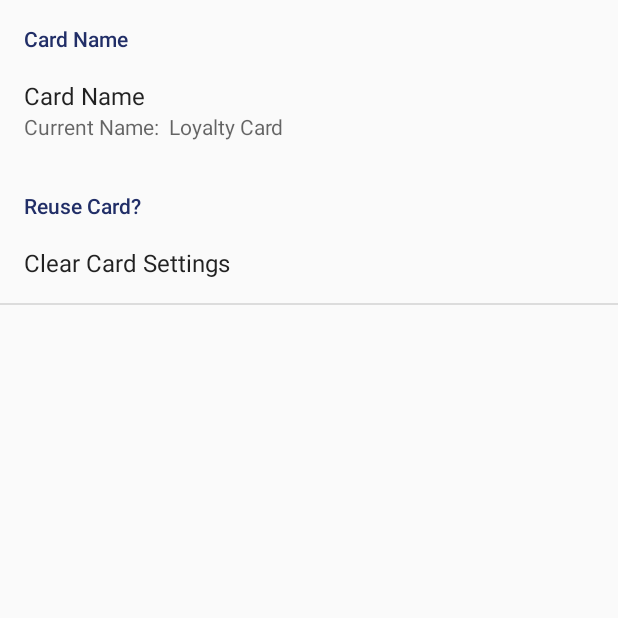
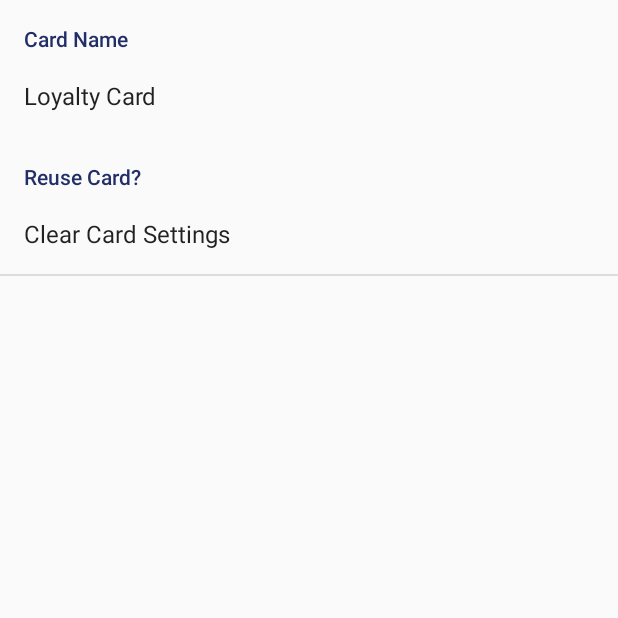
Before and after one commit to soboapps/LoyaltyCard, an Android app: the CardSettings screen opened directly, with no data from a screen before it, on a phone screen of 412 x 824 dp, the top half of it. Run offline under Robolectric (Android 15) with nearby library versions, the phone set to English and light mode, and no system bars.

Commit message:
Changed Name and Icon

```diff
--- a/app/src/main/java/com/soboapps/loyaltycard/CardSettings.java
+++ b/app/src/main/java/com/soboapps/loyaltycard/CardSettings.java
@@ -31,9 +31,12 @@ public class CardSettings extends PreferenceActivity implements SharedPreference
     //Preference cn;
     Preference reset;
     PreferenceCategory n;
+    PreferenceCategory sn;
 
     public String mLogoTitle;
     EditTextPreference cardNamePref;
+    String cardNamePrefSummary;
+    String cardNameSummary;
     //EditTextPreference cn;
 
     ImageView mStar1ImageView;
@@ -70,8 +73,10 @@ public class CardSettings extends PreferenceActivity implements SharedPreference
         prefs = this.getSharedPreferences("com.soboapps.punchcard", Context.MODE_PRIVATE);
 
 
-
         cardNamePref = (EditTextPreference)findPreference("loyaltyCardOneNamePref");
+        cardNamePrefSummary = prefs.getString("c", cardNameSummary);
+        cardNamePref.setSummary(cardNamePrefSummary);
+        //cardNamePref.setSummary(prefs.getString("loyaltyCardOneNamePref", "Serial Number:  " + MainActivity.sNum));
 
         mLogoTitle = String.valueOf(cardNamePref);
 
@@ -83,6 +88,9 @@ public class CardSettings extends PreferenceActivity implements SharedPreference
 
 
         n = (PreferenceCategory)findPreference("NamePref");
+
+
+
 
         mDialog = new AlertDialog.Builder(this).setNeutralButton("Ok", null).create();
 
@@ -204,6 +212,7 @@ public class CardSettings extends PreferenceActivity implements SharedPreference
         getPreferenceScreen().getSharedPreferences()
                 .registerOnSharedPreferenceChangeListener(this);
         updatePreference("loyaltyCardOneNamePref");
+        updatePreference("c");
     }
 
     @Override
@@ -227,7 +236,8 @@ public class CardSettings extends PreferenceActivity implements SharedPreference
             if (preference instanceof EditTextPreference){
                 EditTextPreference editTextPreference =  (EditTextPreference)preference;
                 if (editTextPreference.getText().trim().length() > 0){
-                    editTextPreference.setSummary("Current Name:  " + editTextPreference.getText());
+                    editTextPreference.setTitle(editTextPreference.getText());
+                    editTextPreference.setSummary(cardNamePrefSummary);
                 }else{
                     editTextPreference.setSummary("Enter Current Name");
                 }
--- a/app/src/main/res/values/strings.xml
+++ b/app/src/main/res/values/strings.xml
@@ -1,6 +1,6 @@
 <resources>
-    <string name="app_name">LoyaltyCard</string>
-    <string name="app_title">Loyalty Card</string>
+    <string name="app_name">uKoo</string>
+    <string name="app_title">uKoo</string>
     <string name="app_version">Version 1.008</string>
     <string name="soboappsurl">http://www.soboapps.com</string>
     <string name="intro_message"></string>
--- a/app/src/main/res/xml/card_settings.xml
+++ b/app/src/main/res/xml/card_settings.xml
@@ -14,6 +14,7 @@
                 android:id="@+id/logotext"
                 android:title="Card Name"
                  android:dialogTitle="Enter a Title for your Loyalty Card"
+                 android:summary="Card Name"
                 android:defaultValue="Loyalty Card"
                 android:selectAllOnFocus="true"
                 android:maxLength="25"
```
Also changed, not shown: app/src/main/java/com/soboapps/loyaltycard/MainActivity.java (+5 -9 lines), app/src/main/ic_launcher-web.png, app/src/main/res/mipmap-hdpi/ic_launcher.png, app/src/main/res/mipmap-mdpi/ic_launcher.png, app/src/main/res/mipmap-xhdpi/ic_launcher.png, app/src/main/res/mipmap-xxhdpi/ic_launcher.png, app/src/main/res/mipmap-xxxhdpi/ic_launcher.png, 1 other file.
